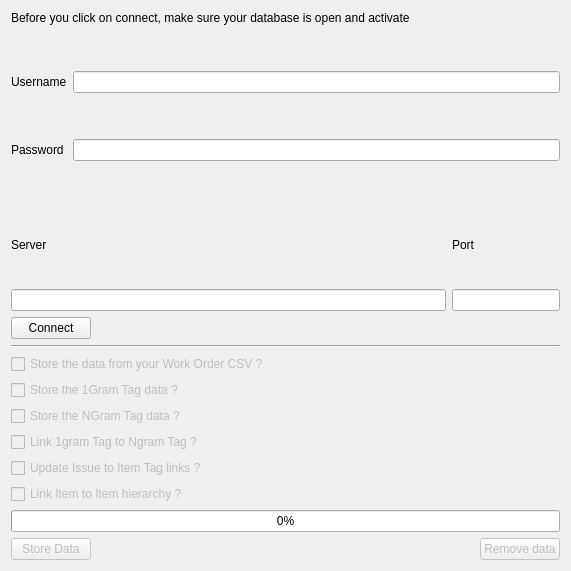
Above: nestor/ui/dialogDatabaseConnection.ui from usnistgov/nestor before the change. Below: the same form after it.
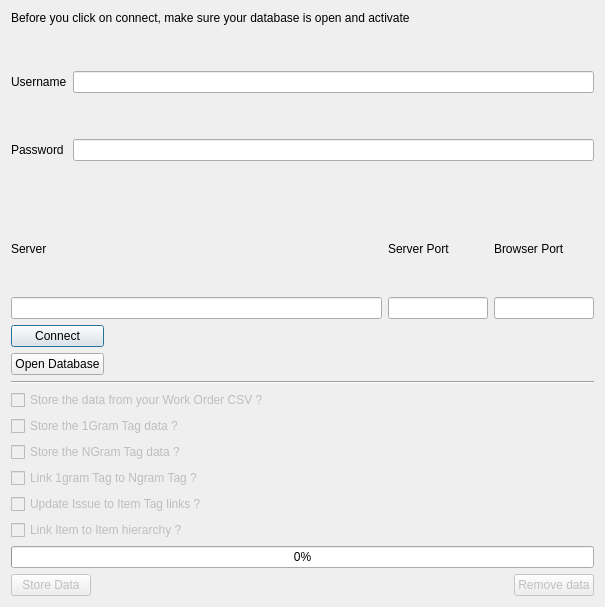
That is the form after the change.

Commit message: open the database on the browser from the Nestor app

The edit to the form file:
```diff
--- a/nestor/ui/dialogDatabaseConnection.ui
+++ b/nestor/ui/dialogDatabaseConnection.ui
@@ -6,121 +6,14 @@
    <rect>
     <x>0</x>
     <y>0</y>
-    <width>571</width>
-    <height>571</height>
+    <width>605</width>
+    <height>607</height>
    </rect>
   </property>
   <property name="windowTitle">
    <string>Connect to Database</string>
   </property>
   <layout class="QGridLayout" name="gridLayout_2">
-   <item row="7" column="0">
-    <layout class="QGridLayout" name="gridLayout_3">
-     <item row="0" column="1">
-      <widget class="QPushButton" name="pushButton_DialogDatabaseConnection_RunQueries">
-       <property name="enabled">
-        <bool>false</bool>
-       </property>
-       <property name="text">
-        <string>Store Data</string>
-       </property>
-      </widget>
-     </item>
-     <item row="0" column="3">
-      <widget class="QPushButton" name="pushButton_DialogDatabaseConnection_DeleteData">
-       <property name="enabled">
-        <bool>false</bool>
-       </property>
-       <property name="text">
-        <string>Remove data</string>
-       </property>
-      </widget>
-     </item>
-     <item row="0" column="2">
-      <spacer name="horizontalSpacer">
-       <property name="orientation">
-        <enum>Qt::Horizontal</enum>
-       </property>
-       <property name="sizeHint" stdset="0">
-        <size>
-         <width>40</width>
-         <height>20</height>
-        </size>
-       </property>
-      </spacer>
-     </item>
-    </layout>
-   </item>
-   <item row="1" column="0">
-    <layout class="QGridLayout" name="gridLayout_6">
-     <item row="0" column="0">
-      <widget class="QLabel" name="label_DialogDatabaseConnection_ServerName">
-       <property name="text">
-        <string>Server</string>
-       </property>
-      </widget>
-     </item>
-     <item row="1" column="0">
-      <widget class="QLineEdit" name="lineEdit_DialogDatabaseConnection_ServerName"/>
-     </item>
-     <item row="0" column="1">
-      <widget class="QLabel" name="label_DialogDatabaseConnection_PortNumber">
-       <property name="text">
-        <string>Port</string>
-       </property>
-      </widget>
-     </item>
-     <item row="1" column="1">
-      <widget class="QLineEdit" name="lineEdit_DialogDatabaseConnection_PortNumber">
-       <property name="sizePolicy">
-        <sizepolicy hsizetype="Minimum" vsizetype="Fixed">
-         <horstretch>0</horstretch>
-         <verstretch>0</verstretch>
-        </sizepolicy>
-       </property>
-      </widget>
-     </item>
-    </layout>
-   </item>
-   <item row="3" column="0">
-    <layout class="QGridLayout" name="gridLayout_5">
-     <item row="0" column="0">
-      <widget class="QPushButton" name="pushButton_DialogDatabaseConnection_Connect">
-       <property name="text">
-        <string>Connect</string>
-       </property>
-      </widget>
-     </item>
-     <item row="0" column="1">
-      <widget class="QLineEdit" name="lineEdit_DialogDatabaseConnection_ConnectInfo">
-       <property name="enabled">
-        <bool>false</bool>
-       </property>
-       <property name="font">
-        <font>
-         <weight>50</weight>
-         <bold>false</bold>
-        </font>
-       </property>
-       <property name="frame">
-        <bool>false</bool>
-       </property>
-       <property name="echoMode">
-        <enum>QLineEdit::Normal</enum>
-       </property>
-       <property name="alignment">
-        <set>Qt::AlignRight|Qt::AlignTrailing|Qt::AlignVCenter</set>
-       </property>
-       <property name="readOnly">
-        <bool>true</bool>
-       </property>
-       <property name="clearButtonEnabled">
-        <bool>false</bool>
-       </property>
-      </widget>
-     </item>
-    </layout>
-   </item>
    <item row="0" column="0">
     <layout class="QGridLayout" name="gridLayout">
      <item row="2" column="0">
@@ -208,7 +101,68 @@
      </item>
     </layout>
    </item>
-   <item row="5" column="0">
+   <item row="1" column="0">
+    <layout class="QGridLayout" name="gridLayout_6">
+     <item row="1" column="1">
+      <widget class="QLineEdit" name="lineEdit_DialogDatabaseConnection_ServerPortNumber">
+       <property name="sizePolicy">
+        <sizepolicy hsizetype="Minimum" vsizetype="Fixed">
+         <horstretch>0</horstretch>
+         <verstretch>0</verstretch>
+        </sizepolicy>
+       </property>
+       <property name="maximumSize">
+        <size>
+         <width>100</width>
+         <height>16777215</height>
+        </size>
+       </property>
+      </widget>
+     </item>
+     <item row="0" column="1">
+      <widget class="QLabel" name="label_DialogDatabaseConnection_ServerPortNumber">
+       <property name="text">
+        <string>Server Port</string>
+       </property>
+      </widget>
+     </item>
+     <item row="1" column="0">
+      <widget class="QLineEdit" name="lineEdit_DialogDatabaseConnection_ServerName">
+       <property name="sizePolicy">
+        <sizepolicy hsizetype="Expanding" vsizetype="Fixed">
+         <horstretch>0</horstretch>
+         <verstretch>0</verstretch>
+        </sizepolicy>
+       </property>
+      </widget>
+     </item>
+     <item row="0" column="0">
+      <widget class="QLabel" name="label_DialogDatabaseConnection_ServerName">
+       <property name="text">
+        <string>Server</string>
+       </property>
+      </widget>
+     </item>
+     <item row="0" column="2">
+      <widget class="QLabel" name="label_DialogDatabaseConnection_BrowserPortNumber">
+       <property name="text">
+        <string>Browser Port</string>
+       </property>
+      </widget>
+     </item>
+     <item row="1" column="2">
+      <widget class="QLineEdit" name="lineEdit_DialogDatabaseConnection_BrowserPortNumber">
+       <property name="maximumSize">
+        <size>
+         <width>100</width>
+         <height>16777215</height>
+        </size>
+       </property>
+      </widget>
+     </item>
+    </layout>
+   </item>
+   <item row="6" column="0">
     <layout class="QGridLayout" name="gridLayout_7">
      <item row="2" column="0">
       <widget class="QCheckBox" name="checkBox_DialogDatabaseConnection_TagNg">
@@ -297,13 +251,96 @@
      </item>
     </layout>
    </item>
-   <item row="4" column="0">
+   <item row="5" column="0">
     <widget class="Line" name="line">
      <property name="orientation">
       <enum>Qt::Horizontal</enum>
      </property>
     </widget>
    </item>
+   <item row="3" column="0">
+    <layout class="QGridLayout" name="gridLayout_5">
+     <item row="0" column="0">
+      <widget class="QPushButton" name="pushButton_DialogDatabaseConnection_Connect">
+       <property name="text">
+        <string>Connect</string>
+       </property>
+      </widget>
+     </item>
+     <item row="0" column="1">
+      <widget class="QLineEdit" name="lineEdit_DialogDatabaseConnection_ConnectInfo">
+       <property name="enabled">
+        <bool>false</bool>
+       </property>
+       <property name="font">
+        <font>
+         <weight>50</weight>
+         <bold>false</bold>
+        </font>
+       </property>
+       <property name="frame">
+        <bool>false</bool>
+       </property>
+       <property name="echoMode">
+        <enum>QLineEdit::Normal</enum>
+       </property>
+       <property name="alignment">
+        <set>Qt::AlignRight|Qt::AlignTrailing|Qt::AlignVCenter</set>
+       </property>
+       <property name="readOnly">
+        <bool>true</bool>
+       </property>
+       <property name="clearButtonEnabled">
+        <bool>false</bool>
+       </property>
+      </widget>
+     </item>
+     <item row="1" column="0">
+      <widget class="QPushButton" name="pushButton_DialogDatabaseConnection_OpenDatabaseBrowser">
+       <property name="text">
+        <string>Open Database</string>
+       </property>
+      </widget>
+     </item>
+    </layout>
+   </item>
+   <item row="8" column="0">
+    <layout class="QGridLayout" name="gridLayout_3">
+     <item row="0" column="1">
+      <widget class="QPushButton" name="pushButton_DialogDatabaseConnection_RunQueries">
+       <property name="enabled">
+        <bool>false</bool>
+       </property>
+       <property name="text">
+        <string>Store Data</string>
+       </property>
+      </widget>
+     </item>
+     <item row="0" column="3">
+      <widget class="QPushButton" name="pushButton_DialogDatabaseConnection_DeleteData">
+       <property name="enabled">
+        <bool>false</bool>
+       </property>
+       <property name="text">
+        <string>Remove data</string>
+       </property>
+      </widget>
+     </item>
+     <item row="0" column="2">
+      <spacer name="horizontalSpacer">
+       <property name="orientation">
+        <enum>Qt::Horizontal</enum>
+       </property>
+       <property name="sizeHint" stdset="0">
+        <size>
+         <width>40</width>
+         <height>20</height>
+        </size>
+       </property>
+      </spacer>
+     </item>
+    </layout>
+   </item>
   </layout>
  </widget>
  <resources/>
```
The commit also changes 1 other file.
